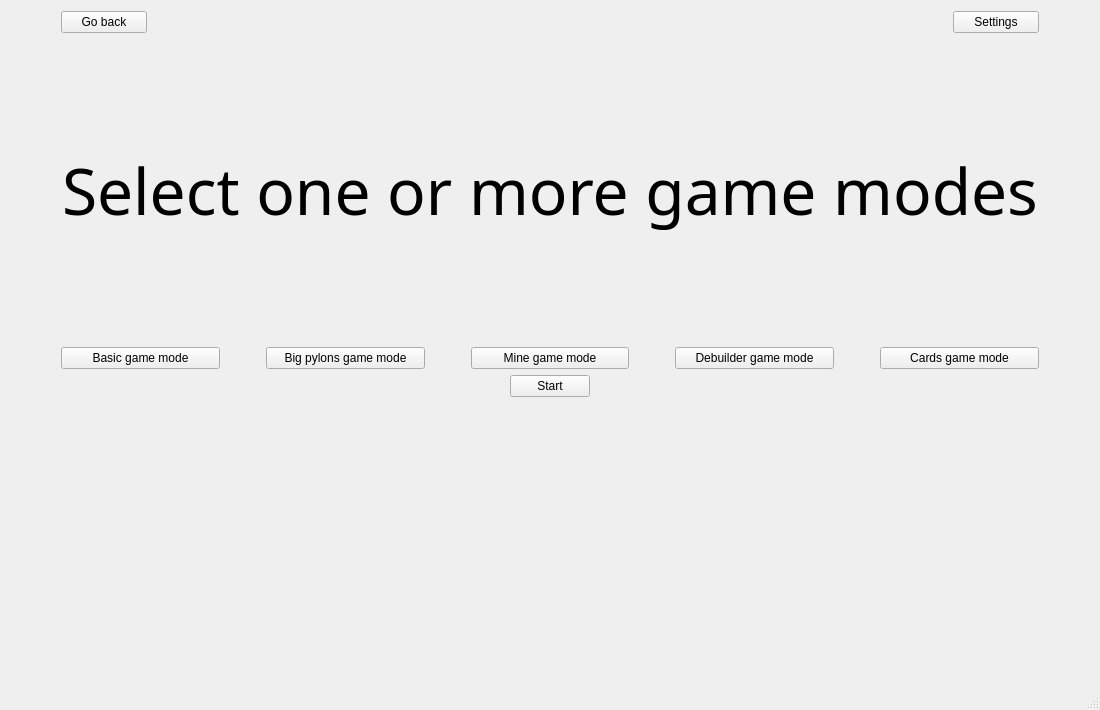
Qt form GUI/GameModeWindow.ui (Offuru/Left-4-Code) before a commit.
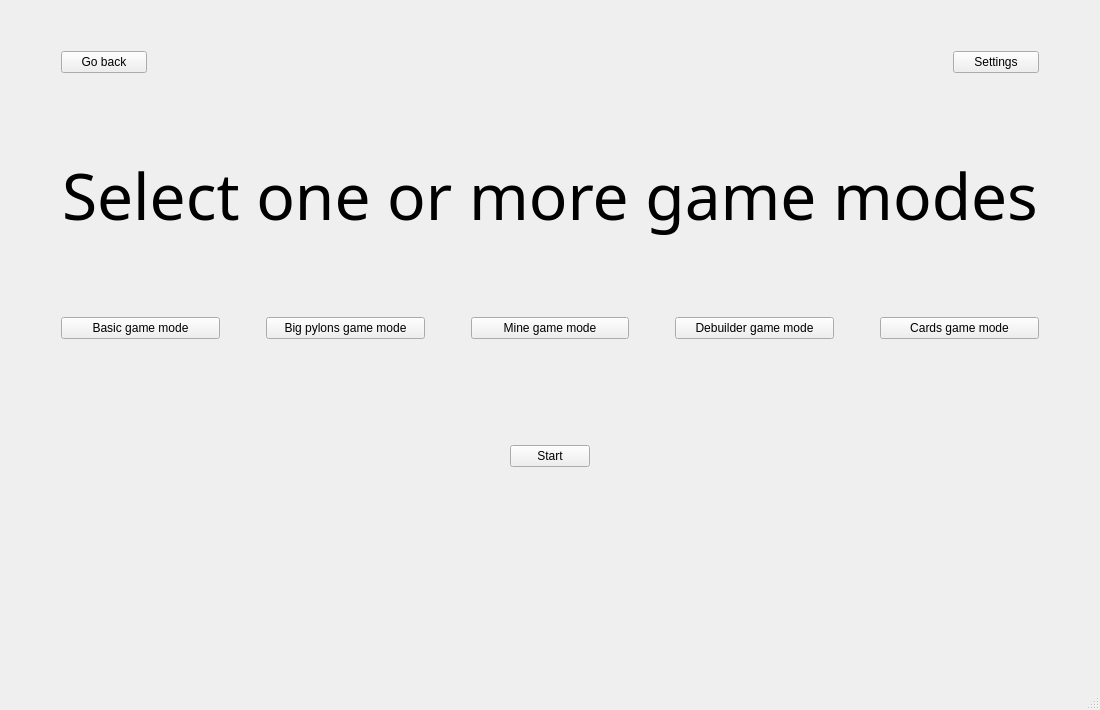
The same form after that commit.

Commit message: Added settings window with ui elements

```diff
--- a/GUI/GameModeWindow.ui
+++ b/GUI/GameModeWindow.ui
@@ -15,6 +15,22 @@
   </property>
   <widget class="QWidget" name="centralWidget">
    <layout class="QVBoxLayout" name="verticalLayout">
+    <item>
+     <spacer name="verticalSpacer">
+      <property name="orientation">
+       <enum>Qt::Vertical</enum>
+      </property>
+      <property name="sizeType">
+       <enum>QSizePolicy::Fixed</enum>
+      </property>
+      <property name="sizeHint" stdset="0">
+       <size>
+        <width>20</width>
+        <height>40</height>
+       </size>
+      </property>
+     </spacer>
+    </item>
     <item>
      <layout class="QHBoxLayout" name="horizontalLayout_2">
       <property name="spacing">
@@ -235,6 +251,22 @@
       </item>
      </layout>
     </item>
+    <item>
+     <spacer name="verticalSpacer_2">
+      <property name="orientation">
+       <enum>Qt::Vertical</enum>
+      </property>
+      <property name="sizeType">
+       <enum>QSizePolicy::Fixed</enum>
+      </property>
+      <property name="sizeHint" stdset="0">
+       <size>
+        <width>20</width>
+        <height>100</height>
+       </size>
+      </property>
+     </spacer>
+    </item>
     <item>
      <layout class="QGridLayout" name="gridLayout">
       <item row="0" column="0">
```
The commit also changes 5 other files.
